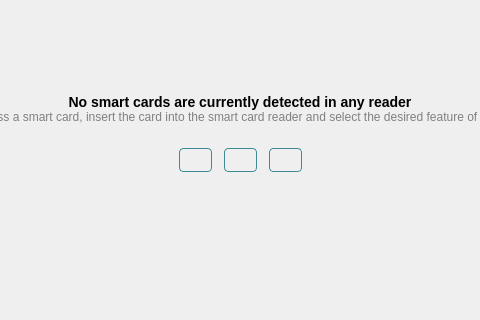
The window that src/librecelik.ui (LibreSCRS/LibreCelik) describes before a commit, drawn with Qt 5; both pictures show x 176 to 656 and y 342 to 662 of the 832 by 807 pixel window.
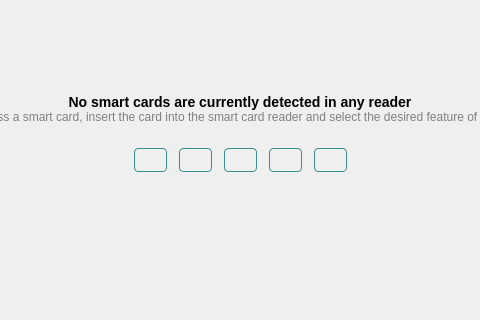
The same window after the commit. Icons and pictures are not drawn.

Patch:
```diff
--- a/src/librecelik.ui
+++ b/src/librecelik.ui
@@ -296,6 +296,32 @@
               </property>
              </widget>
             </item>
+            <item>
+             <widget class="QLabel" name="chipHealth">
+              <property name="text">
+               <string/>
+              </property>
+              <property name="styleSheet">
+               <string notr="true">QLabel { border: 1px solid rgb(61,140,149); border-radius: 4px; padding: 4px 12px; color: rgb(61,140,149); }</string>
+              </property>
+              <property name="alignment">
+               <set>Qt::AlignmentFlag::AlignCenter</set>
+              </property>
+             </widget>
+            </item>
+            <item>
+             <widget class="QLabel" name="chipPks">
+              <property name="text">
+               <string/>
+              </property>
+              <property name="styleSheet">
+               <string notr="true">QLabel { border: 1px solid rgb(61,140,149); border-radius: 4px; padding: 4px 12px; color: rgb(61,140,149); }</string>
+              </property>
+              <property name="alignment">
+               <set>Qt::AlignmentFlag::AlignCenter</set>
+              </property>
+             </widget>
+            </item>
             <item>
              <spacer name="chipSpacerRight">
               <property name="orientation">
```
